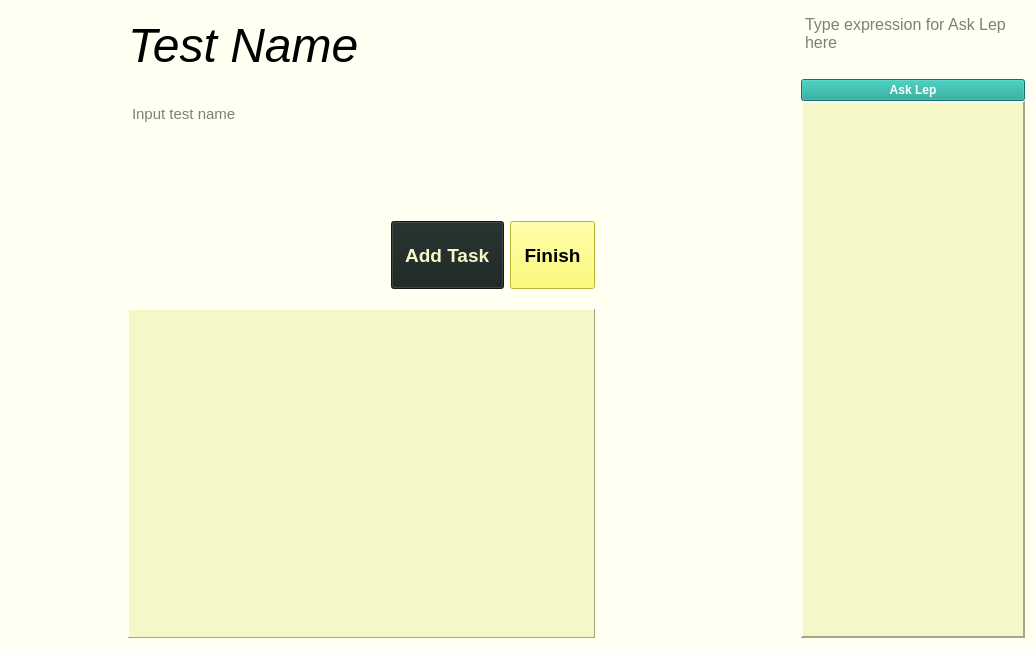
This is src/views/ui/testMaking.ui in adibozzhanov/LeProgram as Qt 5 draws it before an edit. The edited form follows.
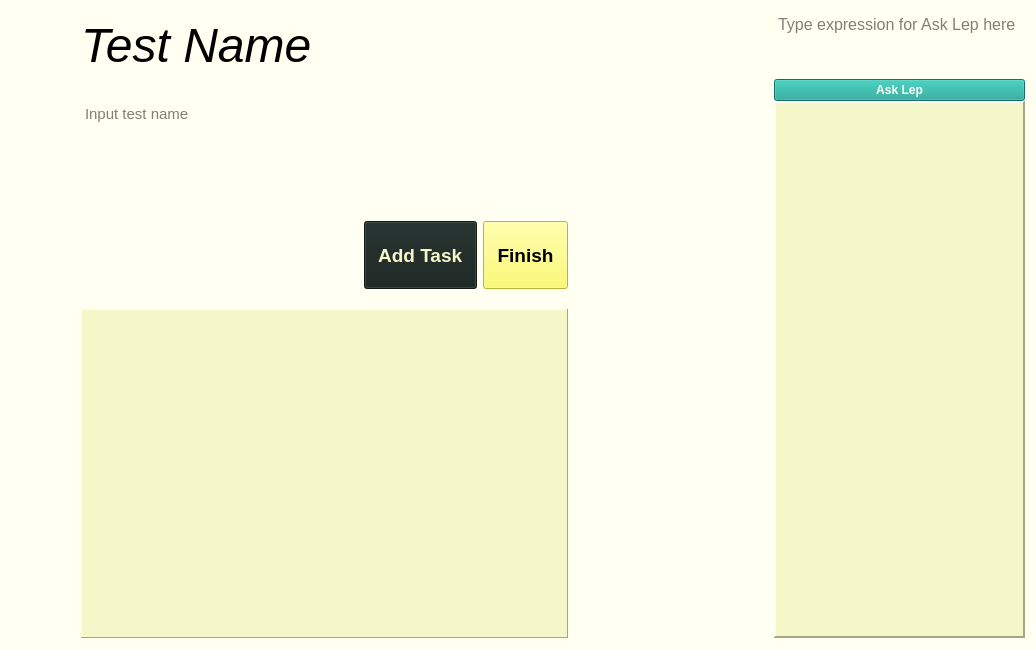
This is the edited form.

```diff
--- a/src/views/ui/testMaking.ui
+++ b/src/views/ui/testMaking.ui
@@ -58,7 +58,7 @@
      </property>
      <property name="sizeHint" stdset="0">
       <size>
-       <width>150</width>
+       <width>75</width>
        <height>20</height>
       </size>
      </property>
@@ -265,7 +265,7 @@
        <rect>
         <x>0</x>
         <y>0</y>
-        <width>458</width>
+        <width>481</width>
         <height>330</height>
        </rect>
       </property>
```
